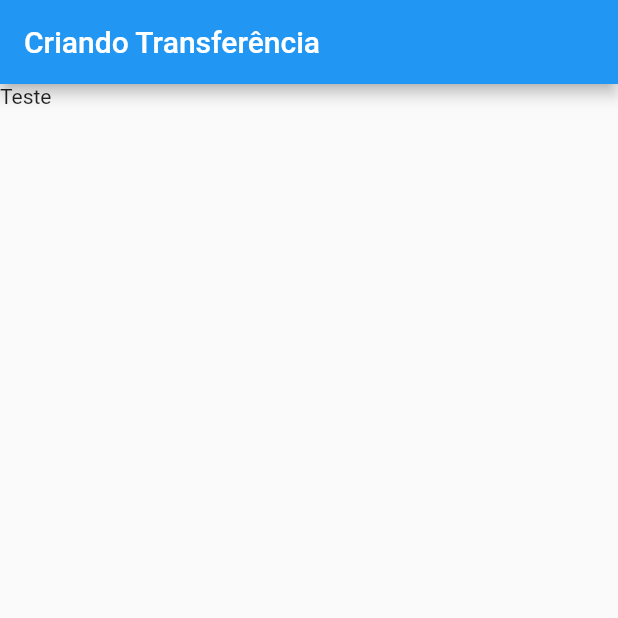
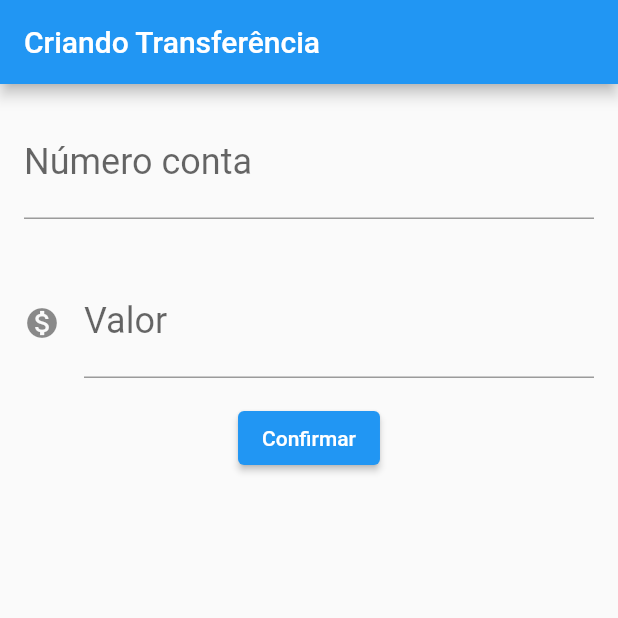
Before and after one commit to DiegoGielda/bytebank, a Flutter app: the screen it shows after launch, on a phone screen of 412 x 824 dp, the top half of it. Run offline on Flutter 3.47's test engine with Material 2 defaults, Android fonts, the phone set to English and light mode, and no system bars.

Commit message:
Adicionado inputs e botão para cadastrar uma trasferência

```diff
--- a/lib/main.dart
+++ b/lib/main.dart
@@ -45,7 +45,37 @@ class FormularioTransferencia extends StatelessWidget {
       appBar: AppBar(
         title: Text('Criando Transferência'),
       ),
-      body: Text('Teste'),
+      body: Column(
+        children: <Widget>[
+          Padding(
+            padding: const EdgeInsets.all(16.0),
+            child: TextField(
+              style: TextStyle(fontSize: 24.0),
+              decoration: InputDecoration(
+                labelText: 'Número conta',
+                hintText: '0000',
+              ),
+              keyboardType: TextInputType.number,
+            ),
+          ),
+          Padding(
+            padding: const EdgeInsets.all(16.0),
+            child: TextField(
+              style: TextStyle(fontSize: 24.0),
+              decoration: InputDecoration(
+                icon: Icon(Icons.monetization_on),
+                labelText: 'Valor',
+                hintText: '0.00',
+              ),
+              keyboardType: TextInputType.number,
+            ),
+          ),
+          ElevatedButton(
+            onPressed: () {},
+            child: const Text('Confirmar'),
+          ),
+        ],
+      ),
     );
   }
 }
```
